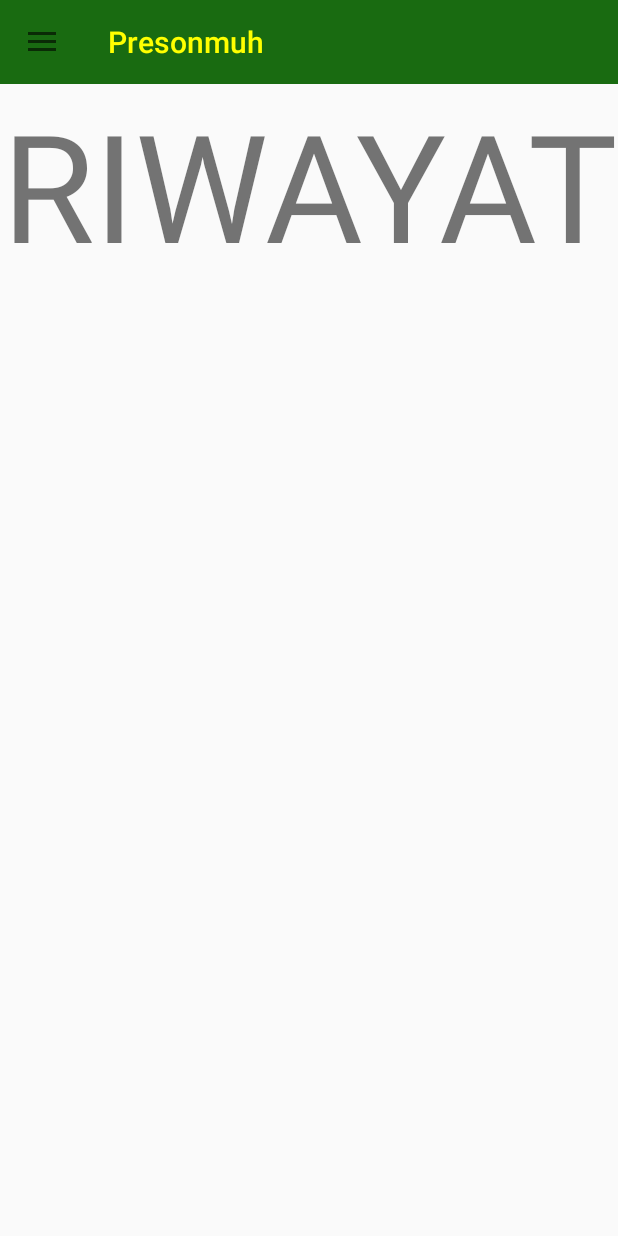
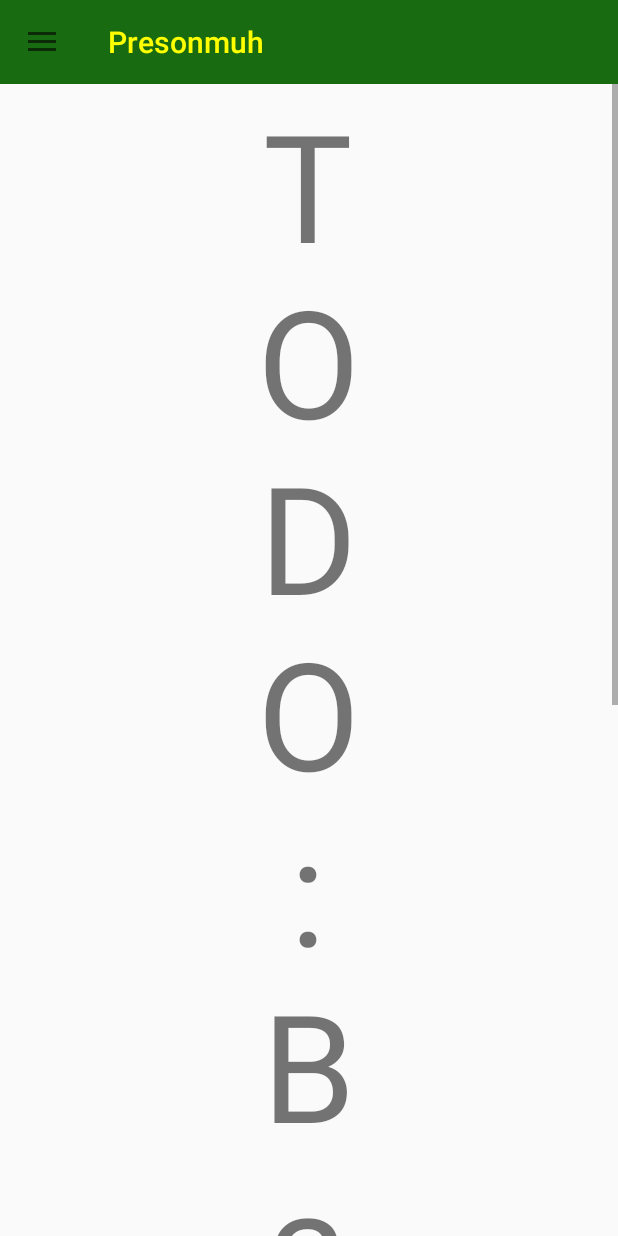
Before and after one commit to TheArKaID/Presonmu, an Android app: the fragment riwayat placed in its activity, on a phone screen of 412 x 824 dp. Run offline under Robolectric (Android 15) with nearby library versions, the light colour scheme and no system bars.

Commit message:
Add an information in activity_riwayat.xml for the Bar Chart

```diff
--- a/app/src/main/res/layout/activity_riwayat.xml
+++ b/app/src/main/res/layout/activity_riwayat.xml
@@ -4,15 +4,19 @@
     xmlns:tools="http://schemas.android.com/tools"
     android:layout_width="match_parent"
     android:layout_height="match_parent"
-    tools:context=".riwayat">
+    tools:context=".riwayat"
+    android:gravity="center">
 
-    <TextView
-        android:layout_width="wrap_content"
-        android:layout_height="wrap_content"
-        android:layout_alignParentTop="true"
-        android:layout_alignParentEnd="true"
-        android:layout_alignParentStart="true"
-        android:textAlignment="center"
-        android:text="RIWAYAT"
-        android:textSize="100sp"/>
+    <ScrollView
+        android:layout_width="match_parent"
+        android:layout_height="wrap_content">
+
+        <TextView
+            android:layout_width="75dp"
+            android:layout_height="wrap_content"
+            android:layout_gravity="center_horizontal"
+            android:text="TODO: Bar Chart"
+            android:textAlignment="center"
+            android:textSize="100sp" />
+    </ScrollView>
 </RelativeLayout>
```
